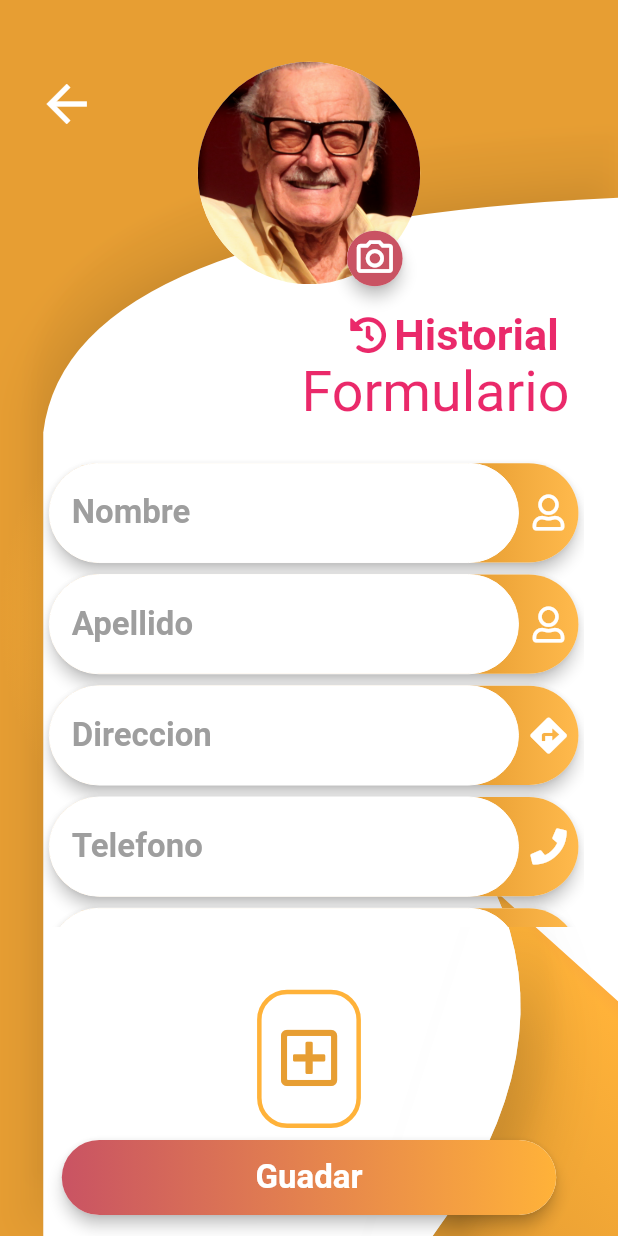
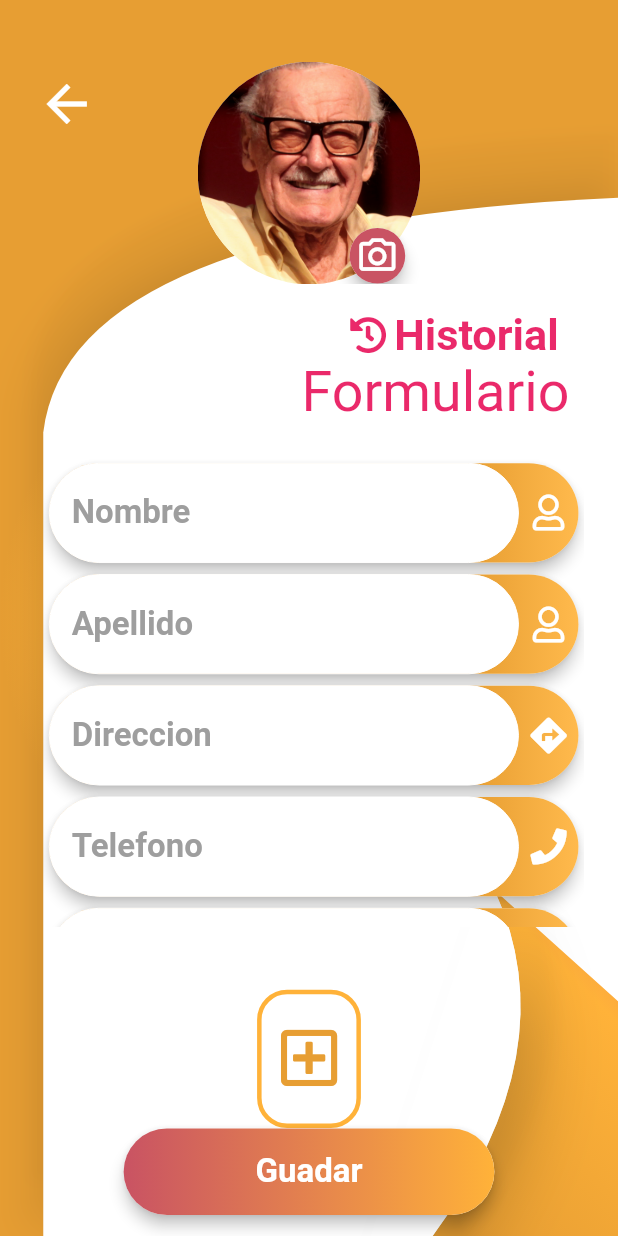
Before and after one commit to hernan74/control_usuarios, a Flutter app: the FichaPageMod screen opened directly, on a phone screen of 412 x 824 dp. Run offline on Flutter 3.47's test engine with Material 2 defaults, Android fonts, the phone set to English and light mode, and no system bars; our stand-ins replace font_awesome_flutter, image_picker.

Commit message:
se termino de arreglar tamaños en la ficha de usuario

```diff
--- a/lib/src/pages/ficha_page_mod2.dart
+++ b/lib/src/pages/ficha_page_mod2.dart
@@ -19,7 +19,7 @@ class FichaPageMod extends StatelessWidget {
             alignment: Alignment.center,
             children: [
               FondoFormularioWidget(),
-              _Cabecera(),
+              Positioned(top: size.height * 5 / 100, child: _Cabecera()),
               Positioned(
                   left: size.width * 4 / 100,
                   top: size.height * 5 / 100,
@@ -70,12 +70,11 @@ class _Cabecera extends StatelessWidget {
   @override
   Widget build(BuildContext context) {
     final size = MediaQuery.of(context).size;
-    return Stack(
-      alignment: Alignment.center,
-      children: [
-        Positioned(
-          top: size.height * 5 / 100,
-          child: Hero(
+    return Container(
+      child: Stack(
+        alignment: Alignment.center,
+        children: [
+          Hero(
             tag: 'juanito',
             child: ClipRRect(
               borderRadius: BorderRadius.circular(100),
@@ -89,10 +88,9 @@ class _Cabecera extends StatelessWidget {
               ),
             ),
           ),
-        ),
-        Positioned(
-            top: size.height * 18 / 100,
-            right: size.width * 30 / 100,
+          Positioned(
+            bottom: -5,
+            right: -10,
             child: ButtonWidget(
               alto: size.height * 4.5 / 100,
               ancho: size.height * 4.5 / 100,
@@ -104,8 +102,10 @@ class _Cabecera extends StatelessWidget {
                 size: size.height * 3.5 / 100,
               ),
               onPressed: () {},
-            ))
-      ],
+            ),
+          )
+        ],
+      ),
     );
   }
 }
@@ -204,8 +204,8 @@ class _BotonGuardarFormulario extends StatelessWidget {
                     color: estilo.colorTextoBoton,
                     fontWeight: FontWeight.bold,
                     fontSize: estilo.sizeText)),
-            ancho: size.width * 80 / 100,
-            alto: 50,
+            ancho: size.width * 60 / 100,
+            alto: size.height * 7 / 100,
             utilizaGradiente: true,
             colorGradienteInicio: estilo.colorPrimarioDos,
             colorGradienteFinal: estilo.colorPrimarioUno,
```
